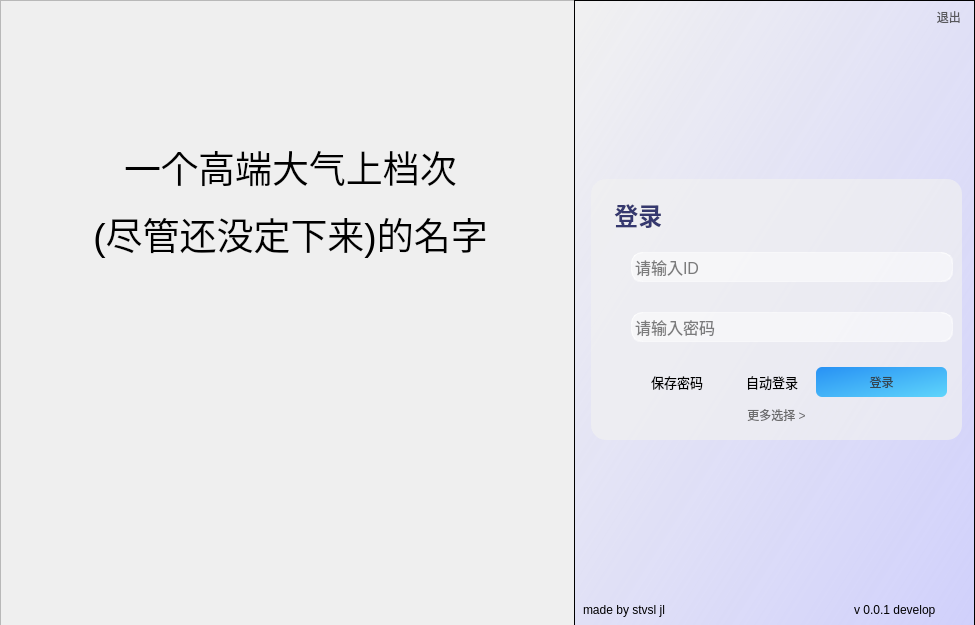
This is csystemmain/login.ui in stvsl/CSystem as Qt 5 draws it before an edit. The edited form follows.
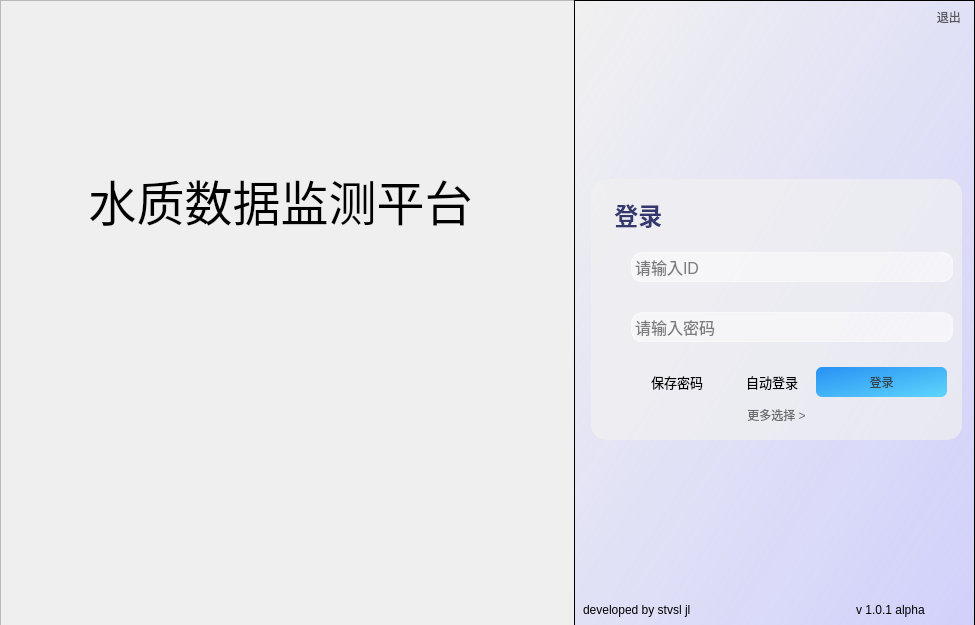
This is the edited form. Icons and pictures are not drawn.

What changed in the file:
```diff
--- a/csystemmain/login.ui
+++ b/csystemmain/login.ui
@@ -86,7 +86,7 @@
        <rect>
         <x>9</x>
         <y>599</y>
-        <width>121</width>
+        <width>161</width>
         <height>22</height>
        </rect>
       </property>
@@ -94,7 +94,7 @@
        <string notr="true">background-color: rgba(255, 255, 255, 0);</string>
       </property>
       <property name="text">
-       <string>made by stvsl jl</string>
+       <string>developed by stvsl jl</string>
       </property>
      </widget>
      <widget class="QStackedWidget" name="mode_changer">
@@ -784,7 +784,7 @@
      <widget class="QLabel" name="label_5">
       <property name="geometry">
        <rect>
-        <x>280</x>
+        <x>282</x>
         <y>599</y>
         <width>121</width>
         <height>22</height>
@@ -794,14 +794,14 @@
        <string notr="true">background-color: rgba(255, 255, 255, 0);</string>
       </property>
       <property name="text">
-       <string>v 0.0.1 develop</string>
+       <string>v 1.0.1 alpha</string>
       </property>
      </widget>
     </widget>
     <widget class="QLabel" name="label_4">
      <property name="geometry">
       <rect>
-       <x>80</x>
+       <x>70</x>
        <y>140</y>
        <width>421</width>
        <height>121</height>
@@ -816,7 +816,7 @@
       <string notr="true">color: qlineargradient(spread:pad, x1:0, y1:0, x2:1, y2:0, stop:0 rgba(80, 80, 131, 100), stop:1rgba(87, 87, 158, 100));</string>
      </property>
      <property name="text">
-      <string>&lt;html&gt;&lt;head/&gt;&lt;body&gt;&lt;p align=&quot;center&quot;&gt;一个高端大气上档次&lt;/p&gt;&lt;p align=&quot;center&quot;&gt;(尽管还没定下来)的名字&lt;/p&gt;&lt;/body&gt;&lt;/html&gt;</string>
+      <string>&lt;html&gt;&lt;head/&gt;&lt;body&gt;&lt;p align=&quot;center&quot;&gt;&lt;span style=&quot; font-size:36pt;&quot;&gt;水质数据监测平台&lt;/span&gt;&lt;/p&gt;&lt;/body&gt;&lt;/html&gt;</string>
      </property>
     </widget>
    </widget>
```
